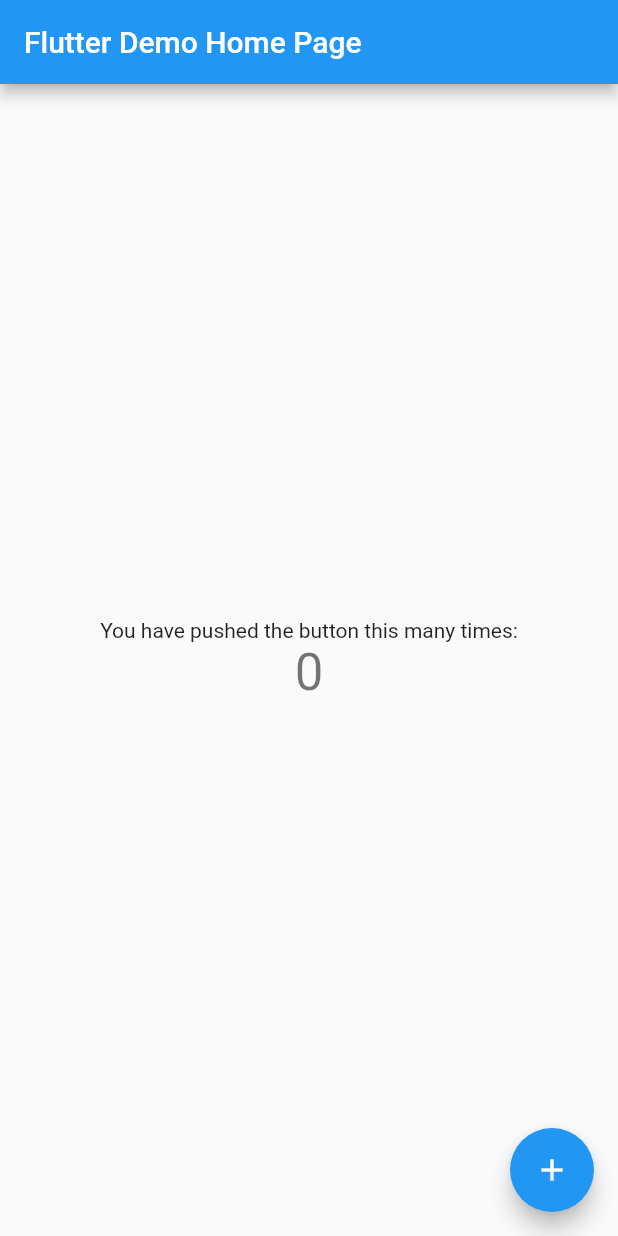
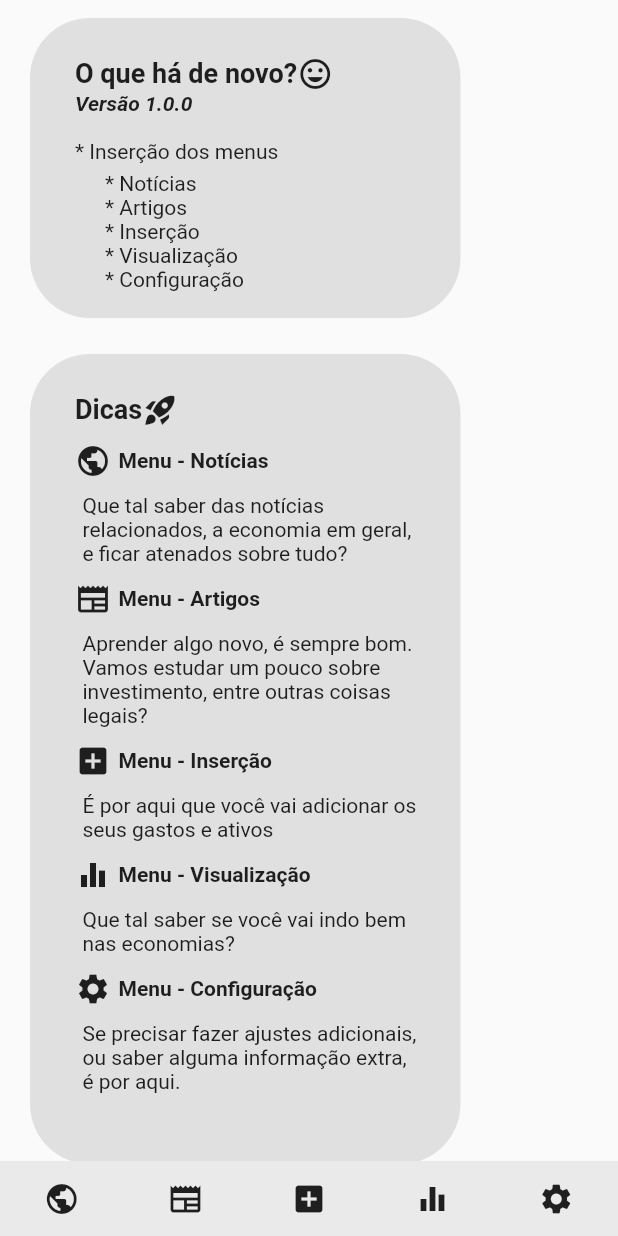
Before and after one commit to andrepixel/money_project, a Flutter app: the screen it shows after launch, on a phone screen of 412 x 824 dp. Run offline on Flutter 3.47's test engine with Material 2 defaults, Android fonts, the phone set to English and light mode, and no system bars; our stand-ins replace flutter_modular.

Commit message:
Added bottom menu and content made on home page

```diff
--- /dev/null
+++ b/lib/app/home/home_page.dart
@@ -0,0 +1,245 @@
+import 'package:flutter/material.dart';
+import 'package:flutter/rendering.dart';
+
+class HomePage extends StatelessWidget {
+  const HomePage({Key? key}) : super(key: key);
+
+  @override
+  Widget build(BuildContext context) {
+    return Scaffold(
+      body: SingleChildScrollView(
+        child: Column(
+          mainAxisAlignment: MainAxisAlignment.center,
+          crossAxisAlignment: CrossAxisAlignment.center,
+          children: [
+            Padding(
+              padding: const EdgeInsets.symmetric(
+                vertical: 12,
+                horizontal: 20,
+              ),
+              child: Container(
+                height: 200,
+                width: 287,
+                decoration: BoxDecoration(
+                  color: Color(Colors.grey.shade300.value),
+                  borderRadius: const BorderRadius.horizontal(
+                    left: Radius.circular(40),
+                    right: Radius.circular(40),
+                  ),
+                ),
+                child: Padding(
+                  padding: const EdgeInsets.only(
+                    top: 25,
+                    left: 30,
+                  ),
+                  child: Column(
+                    crossAxisAlignment: CrossAxisAlignment.start,
+                    children: [
+                      Row(
+                        children: const [
+                          Text(
+                            "O que há de novo?",
+                            style: TextStyle(
+                              fontWeight: FontWeight.w600,
+                              fontSize: 18,
+                            ),
+                          ),
+                          Icon(Icons.mood)
+                        ],
+                      ),
+                      const Text(
+                        "Versão 1.0.0",
+                        style: TextStyle(
+                          fontWeight: FontWeight.w600,
+                          fontSize: 14,
+                          fontStyle: FontStyle.italic,
+                        ),
+                      ),
+                      const Divider(
+                        color: Colors.transparent,
+                      ),
+                      const Text(
+                        "* Inserção dos menus",
+                        style: TextStyle(
+                          fontSize: 14,
+                        ),
+                      ),
+                      Padding(
+                        padding: const EdgeInsets.only(
+                          left: 20,
+                          top: 5,
+                        ),
+                        child: Column(
+                          crossAxisAlignment: CrossAxisAlignment.start,
+                          children: const [
+                            Text(
+                              "* Notícias",
+                              style: TextStyle(
+                                fontSize: 14,
+                              ),
+                            ),
+                            Text(
+                              "* Artigos",
+                              style: TextStyle(
+                                fontSize: 14,
+                              ),
+                            ),
+                            Text(
+                              "* Inserção",
+                              style: TextStyle(
+                                fontSize: 14,
+                              ),
+                            ),
+                            Text(
+                              "* Visualização",
+                              style: TextStyle(
+                                fontSize: 14,
+                              ),
+                            ),
+                            Text(
+                              "* Configuração",
+                              style: TextStyle(
+                                fontSize: 14,
+                              ),
+                            ),
+                          ],
+                        ),
+                      )
+                    ],
+                  ),
+                ),
+              ),
+            ),
+            Padding(
+              padding: const EdgeInsets.symmetric(
+                vertical: 12,
+                horizontal: 20,
+              ),
+              child: Container(
+                height: 540,
+                width: 287,
+                decoration: BoxDecoration(
+                  color: Color(Colors.grey.shade300.value),
+                  borderRadius: const BorderRadius.horizontal(
+                    left: Radius.circular(40),
+                    right: Radius.circular(40),
+                  ),
+                ),
+                child: Padding(
+                  padding: const EdgeInsets.only(
+                    top: 25,
+                    left: 30,
+                  ),
+                  child: Column(
+                    crossAxisAlignment: CrossAxisAlignment.start,
+                    children: [
+                      Row(
+                        children: const [
+                          Text(
+                            "Dicas",
+                            style: TextStyle(
+                              fontWeight: FontWeight.w600,
+                              fontSize: 18,
+                            ),
+                          ),
+                          Icon(Icons.rocket_launch)
+                        ],
+                      ),
+                      const SubMenuTextWidget(
+                        icon: Icons.public,
+                        title: "Menu - Notícias",
+                        text:
+                            "Que tal saber das notícias relacionados, a economia em geral, e ficar atenados sobre tudo?",
+                      ),
+                      const SubMenuTextWidget(
+                        icon: Icons.newspaper,
+                        title: "Menu - Artigos",
+                        text: "Aprender algo novo, é sempre bom. Vamos estudar um pouco sobre investimento, entre outras coisas legais?",
+                      ),
+                      const SubMenuTextWidget(
+                        icon: Icons.add_box,
+                        title: "Menu - Inserção",
+                        text: "É por aqui que você vai adicionar os seus gastos e ativos",
+                      ),
+                      const SubMenuTextWidget(
+                        icon: Icons.equalizer,
+                        title: "Menu - Visualização",
+                        text: "Que tal saber se você vai indo bem nas economias?",
+                      ),
+                      const SubMenuTextWidget(
+                        icon: Icons.settings,
+                        title: "Menu - Configuração",
+                        text: "Se precisar fazer ajustes adicionais, ou saber alguma informação extra, é por aqui.",
+                      ),
+                    ],
+                  ),
+                ),
+              ),
+            ),
+          ],
+        ),
+      ),
+      bottomNavigationBar: NavigationBar(
+        height: 50,
+        labelBehavior: NavigationDestinationLabelBehavior.onlyShowSelected,
+        destinations: const [
+          Icon(Icons.public),
+          Icon(Icons.newspaper),
+          Icon(Icons.add_box),
+          Icon(Icons.equalizer),
+          Icon(Icons.settings),
+        ],
+      ),
+    );
+  }
+}
+
+class SubMenuTextWidget extends StatelessWidget {
+  final IconData icon;
+  final String title;
+  final String text;
+
+  const SubMenuTextWidget({
+    Key? key,
+    required this.icon,
+    required this.title,
+    required this.text,
+  }) : super(key: key);
+
+  @override
+  Widget build(BuildContext context) {
+    return Padding(
+      padding: const EdgeInsets.only(top: 10),
+      child: Column(
+        children: [
+          Row(
+            children: [
+              Icon(
+                icon,
+              ),
+              Padding(
+                padding: const EdgeInsets.only(left: 5),
+                child: Text(
+                  title,
+                  style: const TextStyle(
+                    fontWeight: FontWeight.bold,
+                  ),
+                ),
+              )
+            ],
+          ),
+          Padding(
+            padding: const EdgeInsets.only(
+              top: 10,
+              right: 25,
+              left: 5,
+            ),
+            child: Text(
+              text,
+            ),
+          ),
+        ],
+      ),
+    );
+  }
+}
--- /dev/null
+++ b/lib/app_module.dart
@@ -0,0 +1,13 @@
+
+import 'package:flutter_modular/flutter_modular.dart';
+import 'package:money_project/app/home/home_page.dart';
+
+class AppModule extends Module {
+  @override
+  List<Bind> get binds => [];
+
+  @override
+  List<ModularRoute> routes = [
+    ChildRoute("/", child: (context, args) => const HomePage())
+  ];
+}
--- /dev/null
+++ b/lib/app_widget.dart
@@ -0,0 +1,16 @@
+import 'package:flutter/material.dart';
+import 'package:flutter_modular/flutter_modular.dart';
+
+class AppWidget extends StatelessWidget {
+  const AppWidget({Key? key}) : super(key: key);
+
+  @override
+  Widget build(BuildContext context){
+    return MaterialApp.router(
+      title: 'My Smart App',
+      theme: ThemeData(primarySwatch: Colors.blue),
+      routeInformationParser: Modular.routeInformationParser,
+      routerDelegate: Modular.routerDelegate,
+    ); //added by extension
+  }
+}
--- a/lib/main.dart
+++ b/lib/main.dart
@@ -1,115 +1,13 @@
 import 'package:flutter/material.dart';
+import 'package:flutter_modular/flutter_modular.dart';
+import 'package:money_project/app_module.dart';
+import 'package:money_project/app_widget.dart';
 
 void main() {
-  runApp(const MyApp());
+  return runApp(
+    ModularApp(
+      module: AppModule(),
+      child: const AppWidget(),
+    ),
+  );
 }
-
-class MyApp extends StatelessWidget {
-  const MyApp({Key? key}) : super(key: key);
-
-  // This widget is the root of your application.
-  @override
-  Widget build(BuildContext context) {
-    return MaterialApp(
-      title: 'Flutter Demo',
-      theme: ThemeData(
-        // This is the theme of your application.
-        //
-        // Try running your application with "flutter run". You'll see the
-        // application has a blue toolbar. Then, without quitting the app, try
-        // changing the primarySwatch below to Colors.green and then invoke
-        // "hot reload" (press "r" in the console where you ran "flutter run",
-        // or simply save your changes to "hot reload" in a Flutter IDE).
-        // Notice that the counter didn't reset back to zero; the application
-        // is not restarted.
-        primarySwatch: Colors.blue,
-      ),
-      home: const MyHomePage(title: 'Flutter Demo Home Page'),
-    );
-  }
-}
-
-class MyHomePage extends StatefulWidget {
-  const MyHomePage({Key? key, required this.title}) : super(key: key);
-
-  // This widget is the home page of your application. It is stateful, meaning
-  // that it has a State object (defined below) that contains fields that affect
-  // how it looks.
-
-  // This class is the configuration for the state. It holds the values (in this
-  // case the title) provided by the parent (in this case the App widget) and
-  // used by the build method of the State. Fields in a Widget subclass are
-  // always marked "final".
-
-  final String title;
-
-  @override
-  State<MyHomePage> createState() => _MyHomePageState();
-}
-
-class _MyHomePageState extends State<MyHomePage> {
-  int _counter = 0;
-
-  void _incrementCounter() {
-    setState(() {
-      // This call to setState tells the Flutter framework that something has
-      // changed in this State, which causes it to rerun the build method below
-      // so that the display can reflect the updated values. If we changed
-      // _counter without calling setState(), then the build method would not be
-      // called again, and so nothing would appear to happen.
-      _counter++;
-    });
-  }
-
-  @override
-  Widget build(BuildContext context) {
-    // This method is rerun every time setState is called, for instance as done
-    // by the _incrementCounter method above.
-    //
-    // The Flutter framework has been optimized to make rerunning build methods
-    // fast, so that you can just rebuild anything that needs updating rather
-    // than having to individually change instances of widgets.
-    return Scaffold(
-      appBar: AppBar(
-        // Here we take the value from the MyHomePage object that was created by
-        // the App.build method, and use it to set our appbar title.
-        title: Text(widget.title),
-      ),
-      body: Center(
-        // Center is a layout widget. It takes a single child and positions it
-        // in the middle of the parent.
-        child: Column(
-          // Column is also a layout widget. It takes a list of children and
-          // arranges them vertically. By default, it sizes itself to fit its
-          // children horizontally, and tries to be as tall as its parent.
-          //
-          // Invoke "debug painting" (press "p" in the console, choose the
-          // "Toggle Debug Paint" action from the Flutter Inspector in Android
-          // Studio, or the "Toggle Debug Paint" command in Visual Studio Code)
-          // to see the wireframe for each widget.
-          //
-          // Column has various properties to control how it sizes itself and
-          // how it positions its children. Here we use mainAxisAlignment to
-          // center the children vertically; the main axis here is the vertical
-          // axis because Columns are vertical (the cross axis would be
-          // horizontal).
-          mainAxisAlignment: MainAxisAlignment.center,
-          children: <Widget>[
-            const Text(
-              'You have pushed the button this many times:',
-            ),
-            Text(
-              '$_counter',
-              style: Theme.of(context).textTheme.headline4,
-            ),
-          ],
-        ),
-      ),
-      floatingActionButton: FloatingActionButton(
-        onPressed: _incrementCounter,
-        tooltip: 'Increment',
-        child: const Icon(Icons.add),
-      ), // This trailing comma makes auto-formatting nicer for build methods.
-    );
-  }
-}
--- a/pubspec.yaml
+++ b/pubspec.yaml
@@ -34,6 +34,7 @@
   # The following adds the Cupertino Icons font to your application.
   # Use with the CupertinoIcons class for iOS style icons.
   cupertino_icons: ^1.0.2
+  flutter_modular: ^5.0.3
 
 dev_dependencies:
   flutter_test:
```
Also changed, not shown: 2 other files.
